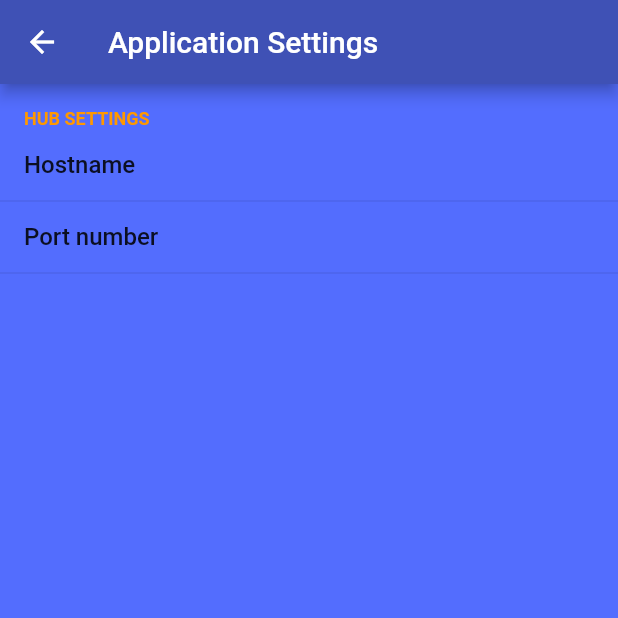
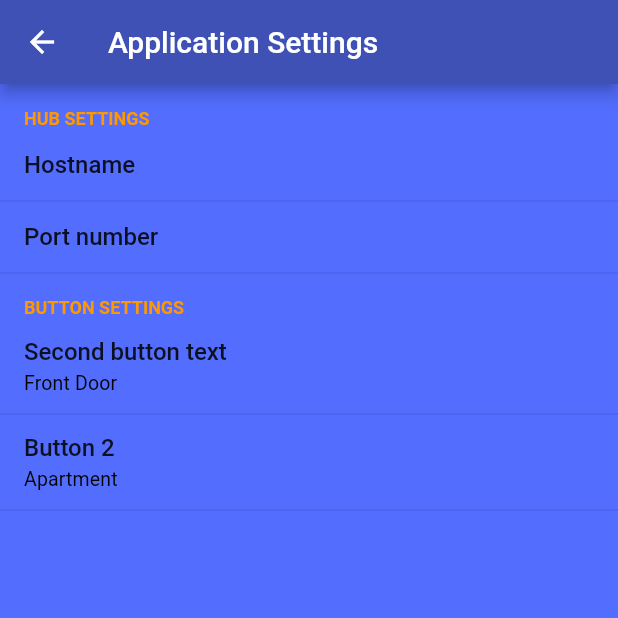
Before and after one commit to knipknap/doorman-app, a Flutter app: the AppSettings screen opened by its route, on a phone screen of 412 x 824 dp, the top half of it. Run offline on Flutter 3.47's test engine with Material 2 defaults, Android fonts, the light colour scheme and no system bars; drawn by our look-alikes of flutter_settings_screens; our stand-ins replace shared_preferences; accounts and stored records are empty; generated files the repository leaves out were written again; network calls fail.

Commit message:
add support for renaming the buttons in the settings

```diff
--- a/lib/main.dart
+++ b/lib/main.dart
@@ -118,6 +118,7 @@ class GlobalNavigatorObserver extends RouteObserver<ModalRoute<Object?>> impleme
 }
 
 final GlobalNavigatorObserver routeObserver = GlobalNavigatorObserver();
+final mainModel = MainModel();
 
 void main() {
   initSettings().then((_) {
@@ -131,6 +132,7 @@ Future<void> initSettings() async {
   await Settings.init(
     cacheProvider: SharePreferenceCache(),
   );
+  await mainModel.loadSharedPreferences();
 }
 
 class MyApp extends StatefulWidget {
@@ -264,7 +266,7 @@ class _MyAppState extends State<MyApp> {
   @override
   Widget build(BuildContext context) {
     return ChangeNotifierProvider(
-      create: (context) => MainModel(),
+      create: (context) => mainModel,
       child: MaterialApp(
         navigatorObservers: [ routeObserver ],
         title: constants.APP_NAME,
--- a/lib/models/main.dart
+++ b/lib/models/main.dart
@@ -1,4 +1,5 @@
 import 'package:flutter/widgets.dart';
+import 'package:shared_preferences/shared_preferences.dart';
 
 enum ButtonState {
   idle,
@@ -6,9 +7,23 @@ enum ButtonState {
   opening
 }
 
-class Button {
-  String? label;
-  ButtonState state = ButtonState.idle;
+class Button extends ChangeNotifier {
+  String? _label;
+  ButtonState _state = ButtonState.idle;
+
+  String? get label => _label;
+
+  set label(String? value) {
+    _label = value;
+    notifyListeners();
+  }
+
+  ButtonState get state => _state;
+
+  set state(ButtonState value) {
+    _state = value;
+    notifyListeners();
+  }
 }
 
 class MainModel extends ChangeNotifier {
@@ -17,9 +32,25 @@ class MainModel extends ChangeNotifier {
     Button(),
   ];
 
+  MainModel() {
+    for (var button in _buttons) {
+      button.addListener(notifyListeners);
+    }
+  }
+
+  Future<void> loadSharedPreferences() async {
+    SharedPreferences.getInstance().then((prefs) {
+      getButton(1).label = prefs.getString("button1-label");
+      getButton(2).label = prefs.getString("button2-label");
+    });
+  }
+
+  void setButtonLabel(int id, String label) {
+    _buttons[id-1].label = label;
+  }
+
   void setButtonState(int id, ButtonState state) {
     _buttons[id-1].state = state;
-    notifyListeners();
   }
 
   void pushButton(int id) {
--- a/lib/views/settings_view.dart
+++ b/lib/views/settings_view.dart
@@ -1,6 +1,8 @@
+import 'package:doorman/models/main.dart';
 import 'package:flutter/material.dart';
 import 'package:flutter_gen/gen_l10n/app_localizations.dart';
 import 'package:flutter_settings_screens/flutter_settings_screens.dart';
+import 'package:provider/provider.dart';
 
 class AppSettings extends StatefulWidget {
   const AppSettings({Key? key}) : super(key: key);
@@ -10,6 +12,29 @@ class AppSettings extends StatefulWidget {
 }
 
 class _AppSettingsState extends State<AppSettings> {
+  Widget _buttonLabelTileBuilder(BuildContext context,
+                                 MainModel mainModel,
+                                 Widget? child,
+                                 int id,
+                                 String settingsKey,
+                                 String defaultValue) {
+    Button button = mainModel.getButton(id);
+    return TextInputSettingsTile(
+      title: AppLocalizations.of(context)!.buttonLabel(id),
+      initialValue: button.label ?? defaultValue,
+      settingKey: settingsKey,
+      validator: (String? label) {
+        if (label != null && label.length < 20) {
+          return null;
+        }
+        return AppLocalizations.of(context)!.errLabelTooLong;
+      },
+      onChange: (text) {
+        button.label = text;
+      },
+    );
+  }
+
   @override
   Widget build(BuildContext context) {
     return SettingsScreen(
@@ -27,8 +52,6 @@ class _AppSettingsState extends State<AppSettings> {
                 }
                 return AppLocalizations.of(context)!.errInvalidHostname;
               },
-              borderColor: Colors.blueAccent,
-              errorColor: Colors.deepOrangeAccent,
             ),
             TextInputSettingsTile(
               title: AppLocalizations.of(context)!.portNumber,
@@ -46,8 +69,32 @@ class _AppSettingsState extends State<AppSettings> {
                 }
                 return null;
               },
-              borderColor: Colors.blueAccent,
-              errorColor: Colors.deepOrangeAccent,
+            ),
+          ],
+        ),
+
+        SettingsGroup(
+          title: AppLocalizations.of(context)!.buttonSettings,
+          children: <Widget>[
+            Consumer<MainModel>(
+              builder: (context, mainModel, child) => _buttonLabelTileBuilder(
+                context,
+                mainModel,
+                child,
+                1,
+                'button1-label',
+                AppLocalizations.of(context)!.button1DefaultLabel
+              ),
+            ),
+            Consumer<MainModel>(
+              builder: (context, mainModel, child) => _buttonLabelTileBuilder(
+                context,
+                mainModel,
+                child,
+                2,
+                'button2-label',
+                AppLocalizations.of(context)!.button2DefaultLabel
+              )
             ),
           ],
         ),
```
